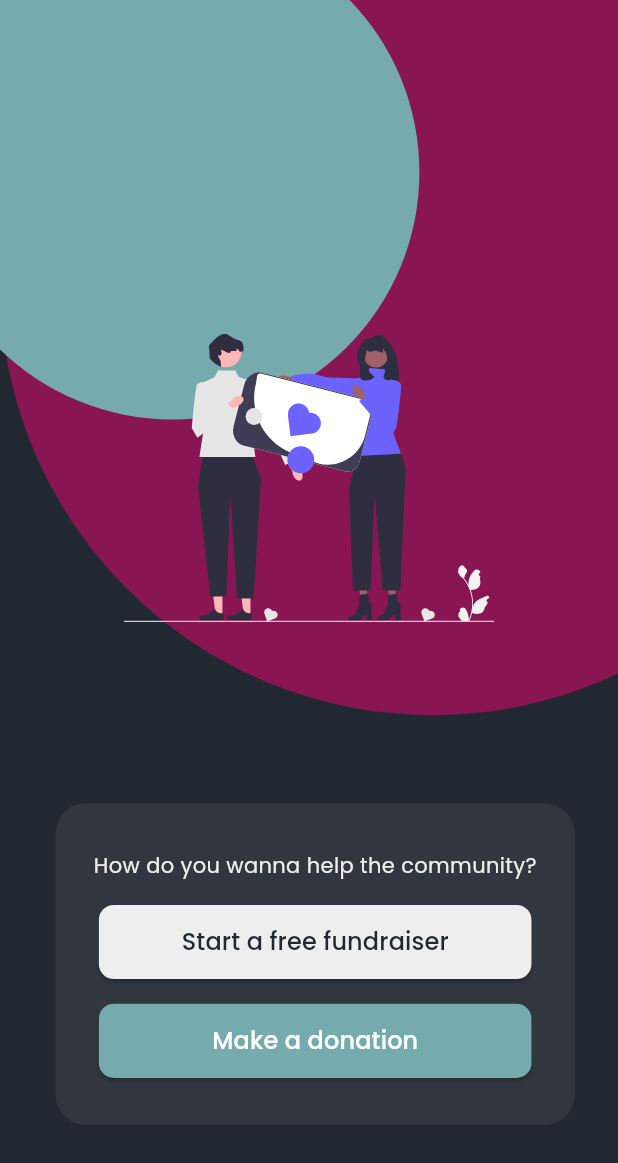
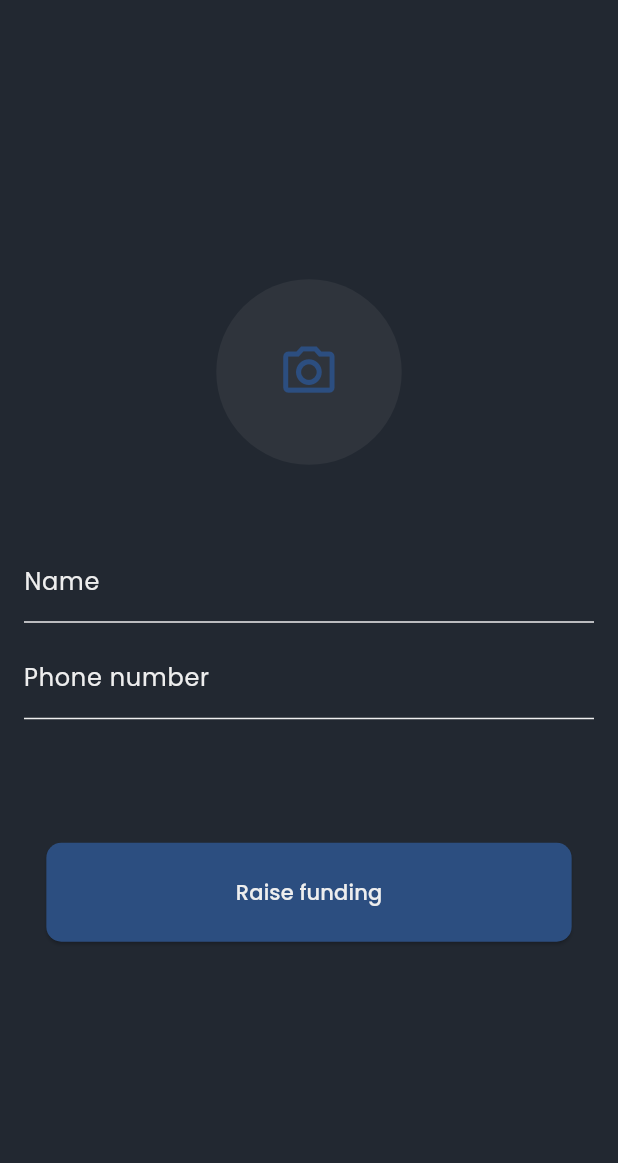
Before and after one commit to UttkarshM/hackbangalore, a Flutter app: the screen it shows after launch, on a phone screen of 412 x 824 dp. Shown: the top 1163 px of the screen. Run offline on Flutter 3.47's test engine with Material 3 defaults, Android fonts, the light colour scheme and no system bars; our stand-ins replace firebase_auth, firebase_core, flutter_dotenv, flutter_riverpod, flutter_svg, gap and 4 more; accounts and stored records are empty.

Commit message:
Seperated the donators and fundraisers page

```diff
--- a/client/lib/main.dart
+++ b/client/lib/main.dart
@@ -1,5 +1,7 @@
 import 'package:client/screens/app/chatbot_screen.dart';
 import 'package:client/screens/app/choose_screen.dart';
+import 'package:client/screens/app/fundraiser_pages/details_screen.dart';
+import 'package:client/screens/app/home_screen.dart';
 import 'package:client/screens/welcome_screen.dart';
 import 'package:client/themes/app_theme.dart';
 import 'package:firebase_core/firebase_core.dart';
@@ -22,7 +24,7 @@ class MyApp extends StatelessWidget {
     return MaterialApp(
       theme: theme,
       debugShowCheckedModeBanner: false,
-      home: const ChooseScreen(),
+      home: const DetailsScreen(),
     );
   }
 }
--- a/client/lib/models/fund.dart
+++ b/client/lib/models/fund.dart
@@ -1,7 +1,8 @@
 import 'package:flutter/material.dart';
+import 'package:image_picker/image_picker.dart';
 
 class Fund {
-  final String imageUrl;
+  final XFile image;
   final String title;
   final String description;
   final String location;
@@ -11,7 +12,7 @@ class Fund {
   final double fundsNeeded;
 
   const Fund(
-      {required this.imageUrl,
+      {required this.image,
       required this.title,
       required this.description,
       required this.location,
--- a/client/lib/providers/chosen_provider.dart
+++ b/client/lib/providers/chosen_provider.dart
@@ -1,6 +1,6 @@
 import 'package:flutter/material.dart';
 import 'package:flutter_riverpod/flutter_riverpod.dart';
 
-final chosenProvider = StateProvider<bool>((ref) => false);
+final chosenProvider = StateProvider<bool>((ref) => true);
 //false == Donation
 //true == Fundraiser
--- a/client/lib/screens/app/choose_screen.dart
+++ b/client/lib/screens/app/choose_screen.dart
@@ -1,5 +1,6 @@
 import 'package:client/providers/chosen_provider.dart';
 import 'package:client/screens/auth/login_screen.dart';
+import 'package:client/screens/welcome_screen.dart';
 import 'package:client/themes/colors.dart';
 import 'package:flutter/cupertino.dart';
 import 'package:flutter/material.dart';
@@ -89,7 +90,7 @@ class _ChooseScreenState extends ConsumerState<ChooseScreen> {
                           ElevatedButton(
                             onPressed: () {
                               Navigator.of(context).push(MaterialPageRoute(
-                                  builder: (context) => const LoginScreen()));
+                                  builder: (context) => const WelcomeScreen()));
                               ref.read(chosenProvider.notifier).state = true;
                               print(ref.read(chosenProvider.notifier).state);
                             },
@@ -111,7 +112,7 @@ class _ChooseScreenState extends ConsumerState<ChooseScreen> {
                           ElevatedButton(
                             onPressed: () {
                               Navigator.of(context).push(MaterialPageRoute(
-                                  builder: (context) => const LoginScreen()));
+                                  builder: (context) => const WelcomeScreen()));
                               ref.read(chosenProvider.notifier).state = false;
                               print(ref.read(chosenProvider.notifier).state);
                             },
--- /dev/null
+++ b/client/lib/screens/app/fundraiser_pages/details_screen.dart
@@ -0,0 +1,155 @@
+import 'dart:io';
+
+import 'package:client/screens/features/create_fund_screen.dart';
+import 'package:client/themes/colors.dart';
+import 'package:flutter/material.dart';
+import 'package:flutter/src/widgets/framework.dart';
+import 'package:flutter_riverpod/flutter_riverpod.dart';
+import 'package:gap/gap.dart';
+import 'package:image_picker/image_picker.dart';
+
+class DetailsScreen extends ConsumerStatefulWidget {
+  const DetailsScreen({super.key});
+
+  @override
+  ConsumerState<ConsumerStatefulWidget> createState() {
+    return _DetailsScreenState();
+  }
+}
+
+class _DetailsScreenState extends ConsumerState<DetailsScreen> {
+  XFile? pickedImage;
+  void handlePickedImage() async {
+    final pickedImageFile =
+        await ImagePicker().pickImage(source: ImageSource.gallery);
+
+    setState(() {
+      pickedImage = pickedImageFile;
+    });
+  }
+
+  @override
+  Widget build(BuildContext context) {
+    AppColors colors = AppColors();
+    var height = MediaQuery.of(context).size.height;
+    var width = MediaQuery.of(context).size.width;
+
+    return Scaffold(
+      body: Center(
+        child: Padding(
+          padding: const EdgeInsets.all(16.0),
+          child: SingleChildScrollView(
+            child: Column(
+              mainAxisAlignment: MainAxisAlignment.center,
+              children: [
+                Container(
+                  child: Column(
+                    mainAxisAlignment: MainAxisAlignment.center,
+                    children: [
+                      Container(
+                        child: GestureDetector(
+                          onTap: handlePickedImage,
+                          child: Container(
+                            height: height * 0.15,
+                            width: height * 0.15,
+                            decoration: BoxDecoration(
+                              shape: BoxShape.circle,
+                              color: Colors.grey.withOpacity(0.1),
+                            ),
+                            child: pickedImage == null
+                                ? Center(
+                                    child: Icon(
+                                      Icons.camera_alt_outlined,
+                                      color: colors.d3,
+                                      size: width * 0.1,
+                                    ),
+                                  )
+                                : Image.file(
+                                    File(pickedImage!.path),
+                                    fit: BoxFit.fill,
+                                  ),
+                          ),
+                        ),
+                      ),
+                      Gap(height * 0.06),
+                      TextField(
+                        decoration: InputDecoration(
+                          labelText: 'Name',
+                          labelStyle: TextStyle(color: colors.l1),
+                          enabledBorder: UnderlineInputBorder(
+                            borderSide: BorderSide(
+                                color: colors
+                                    .l1), // Underline color when not focused
+                          ),
+                          focusedBorder: UnderlineInputBorder(
+                            borderSide: BorderSide(
+                                color:
+                                    colors.l1), // Underline color when focused
+                          ),
+                        ),
+                        showCursor: true,
+                        cursorColor: colors.l1,
+                        style: TextStyle(color: colors.l1),
+                        keyboardType: TextInputType.name,
+                      ),
+                      Gap(height * 0.01),
+                      TextField(
+                        decoration: InputDecoration(
+                          labelText: 'Phone number',
+                          labelStyle: TextStyle(color: colors.l1),
+                          enabledBorder: UnderlineInputBorder(
+                            borderSide: BorderSide(
+                                color: colors
+                                    .l1), // Underline color when not focused
+                          ),
+                          prefix: Text(
+                            '+91',
+                            style: TextStyle(
+                                color: colors.l1, fontWeight: FontWeight.bold),
+                          ),
+                          focusedBorder: UnderlineInputBorder(
+                            borderSide: BorderSide(
+                                color:
+                                    colors.l1), // Underline color when focused
+                          ),
+                        ),
+                        textAlign: TextAlign.center,
+                        showCursor: true,
+                        cursorColor: colors.l1,
+                        style: TextStyle(color: colors.l1),
+                        keyboardType: TextInputType.phone,
+                      ),
+                    ],
+                  ),
+                ),
+                Gap(height * 0.1),
+                Padding(
+                  padding: const EdgeInsets.only(bottom: 10),
+                  child: ElevatedButton(
+                    onPressed: () {
+                      Navigator.of(context).push(MaterialPageRoute(
+                          builder: (context) => const CreateFundScreen()));
+                    },
+                    style: ElevatedButton.styleFrom(
+                      backgroundColor: colors.d3,
+                      minimumSize: Size(width * 0.85, height * 0.08),
+                      shape: const RoundedRectangleBorder(
+                        borderRadius: BorderRadius.all(
+                          Radius.circular(10),
+                        ),
+                      ),
+                    ),
+                    child: Text(
+                      'Raise funding',
+                      style: TextStyle(color: colors.l1),
+                    ),
+                  ),
+                ),
+              ],
+            ),
+          ),
+        ),
+      ),
+    );
+  }
+}
--- a/client/lib/screens/features/fund_details_screen.dart
+++ b/client/lib/screens/features/fund_details_screen.dart
@@ -1,3 +1,5 @@
+import 'dart:io';
+
 import 'package:client/models/fund.dart';
 import 'package:client/providers/funds_provider.dart';
 import 'package:client/screens/transactions/donation_screen.dart';
@@ -22,7 +24,7 @@ class _FundDetailsScreenState extends ConsumerState<FundDetailsScreen> {
 
   @override
   Widget build(BuildContext context) {
-    List<Fund> fundsList = ref.watch(fundsProvider);
+    List<dynamic> fundsList = ref.watch(fundsProvider);
     var height = MediaQuery.of(context).size.height;
     var width = MediaQuery.of(context).size.width;
     return Scaffold(
@@ -72,7 +74,7 @@ class _FundDetailsScreenState extends ConsumerState<FundDetailsScreen> {
                   SizedBox(
                     height: height * 0.3,
                     width: double.infinity,
-                    child: Image.network(fundsList[widget.index].imageUrl, fit: BoxFit.fill,),
+                    child: Image.file(File(fundsList[widget.index].image!.path)),
                   ),
                   Gap(height*0.01),
                   Align(
--- a/client/lib/themes/colors.dart
+++ b/client/lib/themes/colors.dart
@@ -3,6 +3,8 @@ import 'package:flutter/material.dart';
 class AppColors {
   Color d1 = const Color.fromARGB(255, 34, 40, 49);
   Color d2 = const Color.fromARGB(255, 49, 54, 63);
+  Color d3 = const Color.fromARGB(255, 44, 78, 128);
+
   Color l1 = const Color.fromARGB(255, 238, 238, 238);
   Color l2 = const Color.fromARGB(255, 118, 171, 174);
 }
```
Also changed, not shown: client/lib/providers/funds_provider.dart (+4 -15 lines), client/lib/screens/app/home_screen.dart (+51 -17 lines), client/lib/screens/features/create_fund_screen.dart (+6 -2 lines), client/lib/widgets/fund_option.dart (+3 -6 lines).
